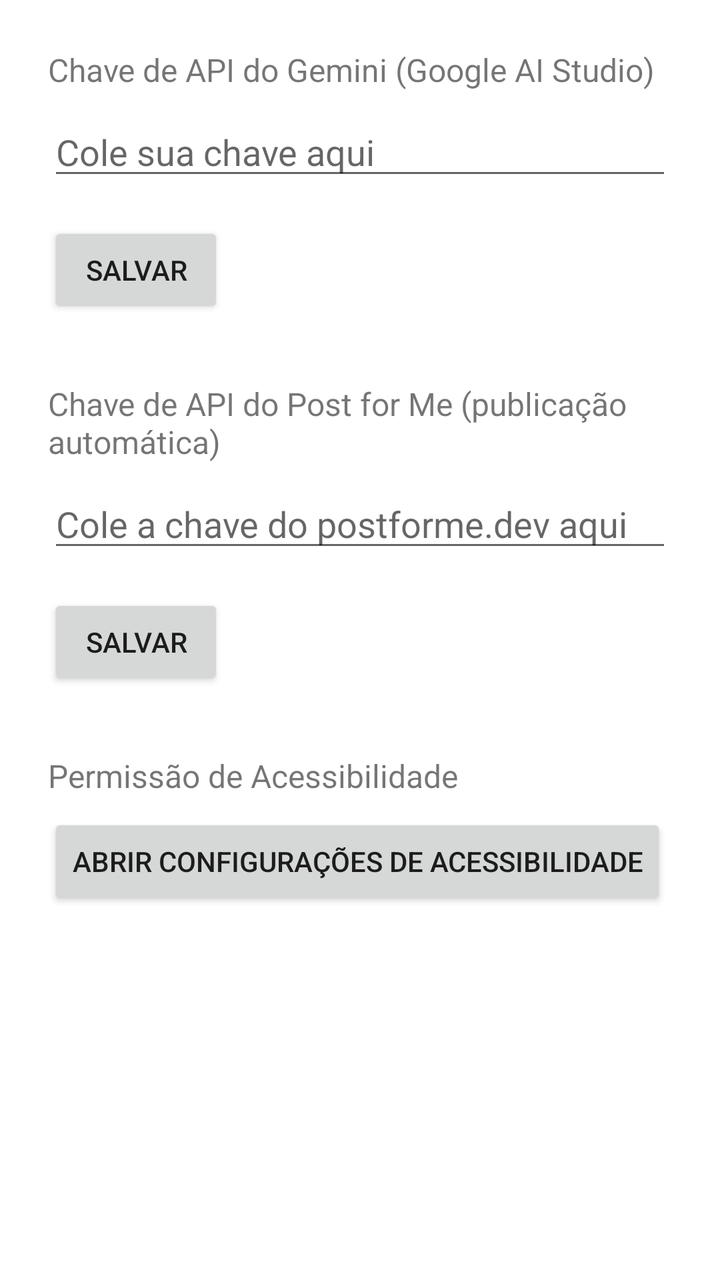
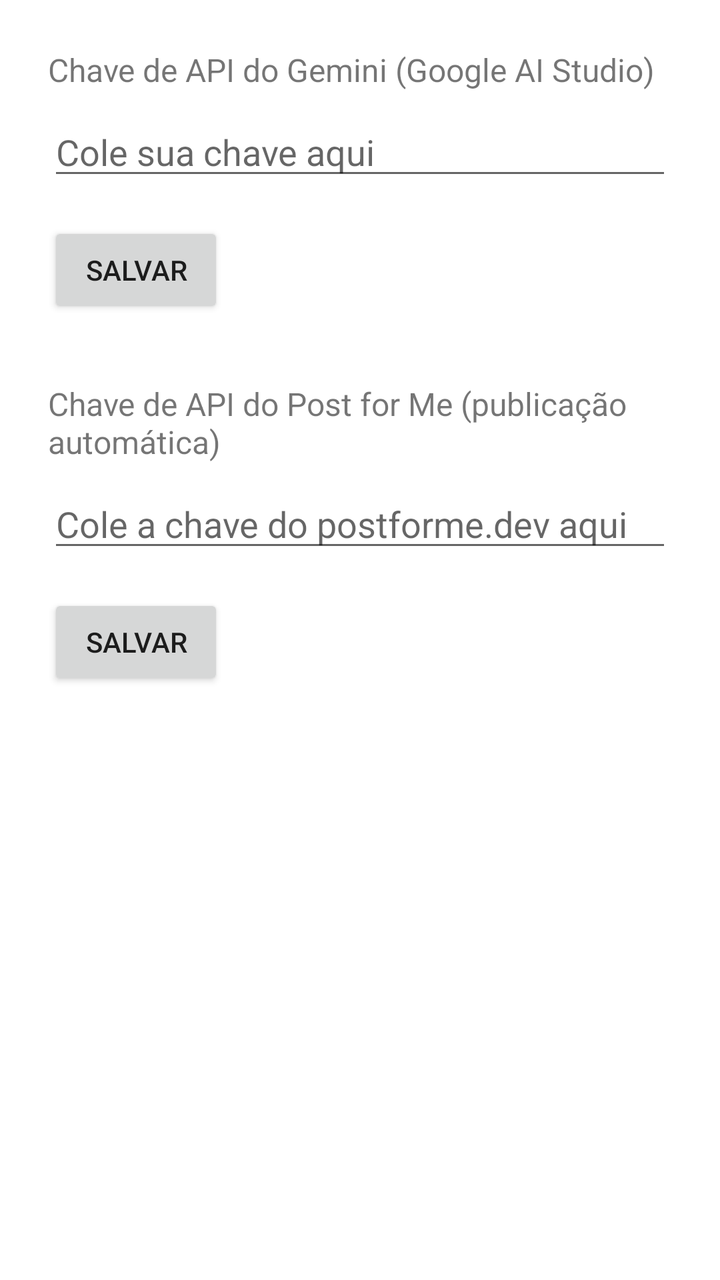

Two renders of the same Android screen: before a commit and after it. Below are the layout's source before the change and the commit's diff.
<!-- AndroidManifest.xml: application theme Theme.TikTokCaption -->
<!-- res/layout/activity_settings.xml -->
<?xml version="1.0" encoding="utf-8"?>
<LinearLayout xmlns:android="http://schemas.android.com/apk/res/android"
    android:layout_width="match_parent"
    android:layout_height="match_parent"
    android:orientation="vertical"
    android:padding="24dp">

    <TextView
        android:layout_width="match_parent"
        android:layout_height="wrap_content"
        android:text="Chave de API do Gemini (Google AI Studio)"
        android:textSize="16sp"
        android:paddingBottom="8dp" />

    <EditText
        android:id="@+id/editApiKey"
        android:layout_width="match_parent"
        android:layout_height="wrap_content"
        android:inputType="textPassword"
        android:hint="Cole sua chave aqui" />

    <Button
        android:id="@+id/btnSaveKey"
        android:layout_width="wrap_content"
        android:layout_height="wrap_content"
        android:layout_marginTop="16dp"
        android:text="Salvar" />

    <TextView
        android:layout_width="match_parent"
        android:layout_height="wrap_content"
        android:layout_marginTop="32dp"
        android:text="Chave de API do Post for Me (publicação automática)"
        android:textSize="16sp"
        android:paddingBottom="8dp" />

    <EditText
        android:id="@+id/editPostForMeKey"
        android:layout_width="match_parent"
        android:layout_height="wrap_content"
        android:inputType="textPassword"
        android:hint="Cole a chave do postforme.dev aqui" />

    <Button
        android:id="@+id/btnSavePostForMeKey"
        android:layout_width="wrap_content"
        android:layout_height="wrap_content"
        android:layout_marginTop="16dp"
        android:text="Salvar" />

    <TextView
        android:layout_width="match_parent"
        android:layout_height="wrap_content"
        android:layout_marginTop="32dp"
        android:text="Permissão de Acessibilidade"
        android:textSize="16sp"
        android:paddingBottom="8dp" />

    <Button
        android:id="@+id/btnOpenAccessibility"
        android:layout_width="wrap_content"
        android:layout_height="wrap_content"
        android:text="Abrir configurações de Acessibilidade" />

</LinearLayout>
<!-- resources referenced by this layout -->
<resources>
  <style name="Theme.TikTokCaption" parent="Theme.MaterialComponents.DayNight.NoActionBar" />
</resources>

<!-- the commit's change to res/layout/activity_settings.xml (unified diff, before → after) -->
@@ -48,18 +48,4 @@
         android:layout_marginTop="16dp"
         android:text="Salvar" />
 
-    <TextView
-        android:layout_width="match_parent"
-        android:layout_height="wrap_content"
-        android:layout_marginTop="32dp"
-        android:text="Permissão de Acessibilidade"
-        android:textSize="16sp"
-        android:paddingBottom="8dp" />
-
-    <Button
-        android:id="@+id/btnOpenAccessibility"
-        android:layout_width="wrap_content"
-        android:layout_height="wrap_content"
-        android:text="Abrir configurações de Acessibilidade" />
-
 </LinearLayout>
